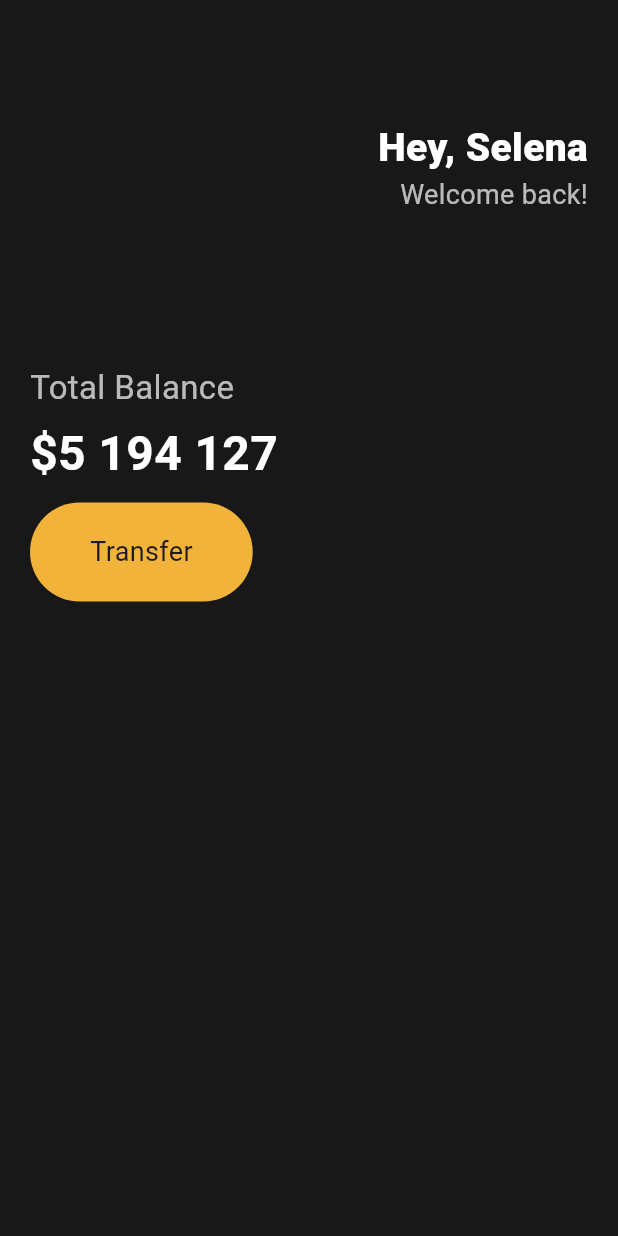
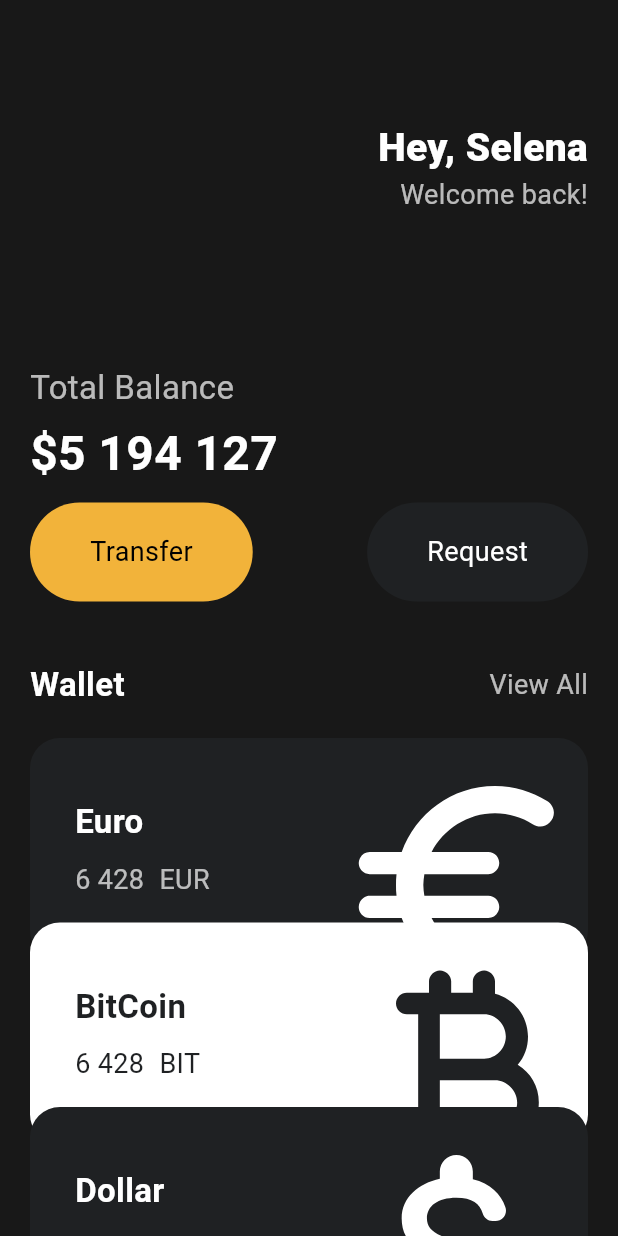
Before and after one commit to 0hsoyeop/toonflix_clone_coding, a Flutter app: the screen it shows after launch, on a phone screen of 412 x 824 dp. Run offline on Flutter 3.47's test engine with Material 3 defaults, Android fonts, the phone set to English and light mode, and no system bars.

Commit message:
* 카드 디자인 완성

```diff
--- a/lib/main.dart
+++ b/lib/main.dart
@@ -1,4 +1,6 @@
 import 'package:flutter/material.dart';
+import 'package:toonflix_clone_coding/widgets/button.dart';
+import 'package:toonflix_clone_coding/widgets/currency_card.dart';
 
 void main() {
   runApp(const App());
@@ -15,6 +17,7 @@ class App extends StatelessWidget {
         backgroundColor: const Color(0xFF181818),
         body: Padding(
           padding: const EdgeInsets.symmetric(horizontal: 20.0),
+          child: SingleChildScrollView(
             child: Column(
               crossAxisAlignment: CrossAxisAlignment.start,
               children: [
@@ -61,27 +64,72 @@ class App extends StatelessWidget {
                   ),
                 ),
                 const SizedBox(height: 10.0),
+                const Row(
+                  mainAxisAlignment: MainAxisAlignment.spaceBetween,
+                  children: [
+                    Button(
+                      text: 'Transfer',
+                      bgColor: Color(0xFFF2B33A),
+                      textColor: Colors.black,
+                    ),
+                    Button(
+                      text: 'Request',
+                      bgColor: Color(0xFF1F2123),
+                      textColor: Colors.white,
+                    ),
+                  ],
+                ),
+                const SizedBox(height: 40.0),
                 Row(
+                  mainAxisAlignment: MainAxisAlignment.spaceBetween,
                   children: [
-                  Container(
-                    decoration: BoxDecoration(
-                      color: const Color(0xFFF2B33A),
-                      borderRadius: BorderRadius.circular(35.0),
-                    ),
-                    child: const Padding(
-                      padding: EdgeInsets.symmetric(
-                          horizontal: 40.0, vertical: 20.0),
-                      child: Text(
-                        'Transfer',
+                    Text(
+                      'Wallet',
                       style: TextStyle(
-                          fontSize: 18.0,
+                        color: Colors.white,
+                        fontSize: 22.0,
+                        fontWeight: FontWeight.w600,
                       ),
                     ),
+                    Text(
+                      'View All',
+                      style: TextStyle(
+                        color: Colors.white.withOpacity(0.7),
+                        fontSize: 18.0,
                       ),
                     ),
                   ],
                 ),
+                const SizedBox(height: 20.0),
+                CurrencyCard(
+                  name: 'Euro',
+                  code: 'EUR',
+                  amount: '6 428',
+                  icon: Icons.euro_rounded,
+                  isInverted: false,
+                ),
+                Transform.translate(
+                  offset: Offset(0, -25),
+                  child: CurrencyCard(
+                    name: 'BitCoin',
+                    code: 'BIT',
+                    amount: '6 428',
+                    icon: Icons.currency_bitcoin_rounded,
+                    isInverted: true,
+                  ),
+                ),
+                Transform.translate(
+                  offset: Offset(0, -50),
+                  child: CurrencyCard(
+                    name: 'Dollar',
+                    code: 'USD',
+                    amount: '428',
+                    icon: Icons.attach_money_rounded,
+                    isInverted: false,
+                  ),
+                ),
               ],
+            ),
           ),
         ),
       ),
--- /dev/null
+++ b/lib/widgets/button.dart
@@ -0,0 +1,33 @@
+import 'package:flutter/material.dart';
+
+class Button extends StatelessWidget {
+  final String text;
+  final Color bgColor;
+  final Color textColor;
+
+  const Button(
+      {super.key,
+      required this.text,
+      required this.bgColor,
+      required this.textColor});
+
+  @override
+  Widget build(BuildContext context) {
+    return Container(
+      decoration: BoxDecoration(
+        color: bgColor,
+        borderRadius: BorderRadius.circular(35.0),
+      ),
+      child: Padding(
+        padding: const EdgeInsets.symmetric(horizontal: 40.0, vertical: 20.0),
+        child: Text(
+          text,
+          style: TextStyle(
+            color: textColor,
+            fontSize: 18.0,
+          ),
+        ),
+      ),
+    );
+  }
+}
--- /dev/null
+++ b/lib/widgets/currency_card.dart
@@ -0,0 +1,84 @@
+import 'package:flutter/material.dart';
+
+class CurrencyCard extends StatelessWidget {
+  final String name, code, amount;
+  final IconData icon;
+  final bool isInverted;
+
+  final _blackColor = const Color(0xFF1F2123);
+
+  const CurrencyCard(
+      {super.key,
+      required this.name,
+      required this.code,
+      required this.amount,
+      required this.icon,
+      required this.isInverted});
+
+  @override
+  Widget build(BuildContext context) {
+    return Container(
+      clipBehavior: Clip.hardEdge,
+      decoration: BoxDecoration(
+        color: isInverted ? Colors.white : _blackColor,
+        borderRadius: BorderRadius.circular(20.0),
+      ),
+      child: Padding(
+        padding: EdgeInsets.all(30.0),
+        child: Row(
+          mainAxisAlignment: MainAxisAlignment.spaceBetween,
+          children: [
+            Column(
+              crossAxisAlignment: CrossAxisAlignment.start,
+              children: [
+                Text(
+                  name,
+                  style: TextStyle(
+                    color: isInverted ? _blackColor : Colors.white,
+                    fontSize: 22.0,
+                    fontWeight: FontWeight.w600,
+                  ),
+                ),
+                const SizedBox(height: 10.0),
+                Row(
+                  children: [
+                    Text(
+                      amount,
+                      style: TextStyle(
+                        color: isInverted
+                            ? _blackColor
+                            : Colors.white.withOpacity(0.7),
+                        fontSize: 18.0,
+                      ),
+                    ),
+                    const SizedBox(width: 10.0),
+                    Text(
+                      code,
+                      style: TextStyle(
+                        color: isInverted
+                            ? _blackColor
+                            : Colors.white.withOpacity(0.7),
+                        fontSize: 18.0,
+                      ),
+                    ),
+                  ],
+                ),
+              ],
+            ),
+            Transform.scale(
+              scale: 2,
+              child: Transform.translate(
+                offset: Offset(-5, 12),
+                child: Icon(
+                  icon,
+                  size: 88.0,
+                  color: isInverted ? _blackColor : Colors.white,
+                ),
+              ),
+            ),
+          ],
+        ),
+      ),
+    );
+  }
+}
```
Also changed, not shown: 1 other file. Lines whose indentation alone changed are shown as unchanged.
